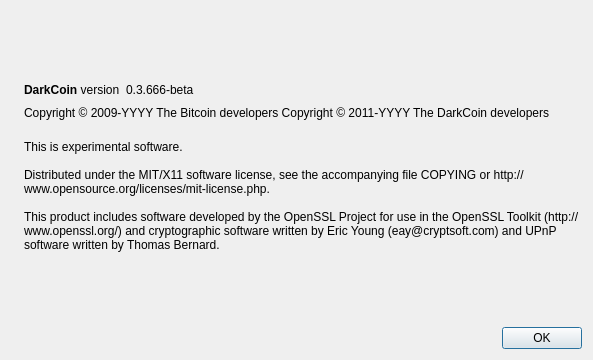
Before: the Qt Designer form src/qt/forms/aboutdialog.ui in arjunmsh/ozziecoin, drawn with Qt 5.
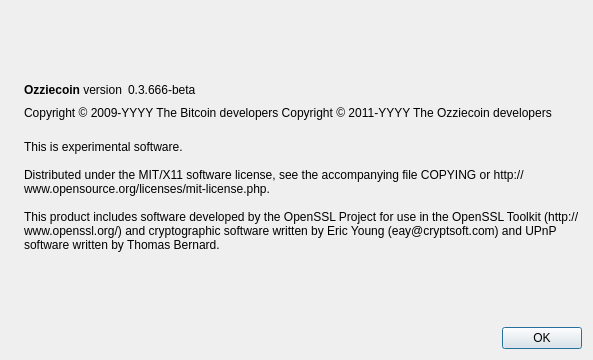
After: the same form once the commit is applied. Icons and pictures are not drawn.

Commit message: Original Ozziecoin code

Patch:
```diff
--- a/src/qt/forms/aboutdialog.ui
+++ b/src/qt/forms/aboutdialog.ui
@@ -50,7 +50,7 @@
           <cursorShape>IBeamCursor</cursorShape>
          </property>
          <property name="text">
-          <string>&lt;b&gt;DarkCoin&lt;/b&gt; version</string>
+          <string>&lt;b&gt;Ozziecoin&lt;/b&gt; version</string>
          </property>
          <property name="textInteractionFlags">
           <set>Qt::LinksAccessibleByMouse|Qt::TextSelectableByKeyboard|Qt::TextSelectableByMouse</set>
@@ -92,7 +92,7 @@
        </property>
        <property name="text">
         <string notr="true">Copyright &amp;copy; 2009-YYYY The Bitcoin developers
-Copyright &amp;copy; 2011-YYYY The DarkCoin developers</string>
+Copyright &amp;copy; 2011-YYYY The Ozziecoin developers</string>
        </property>
        <property name="textFormat">
         <enum>Qt::RichText</enum>
```
Left out of the diff: 2 changed lines with no effect on the pictures. The commit also changes 125 other files.
